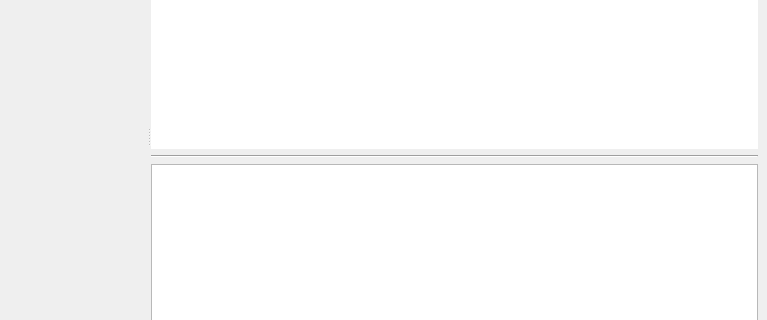
Old version of the form embroi_link/interface/ui/window.ui in the repository SimonAdel26/EmbroiLink; both pictures show x 513 to 1280 and y 279 to 599 of the 1280 by 851 pixel window.
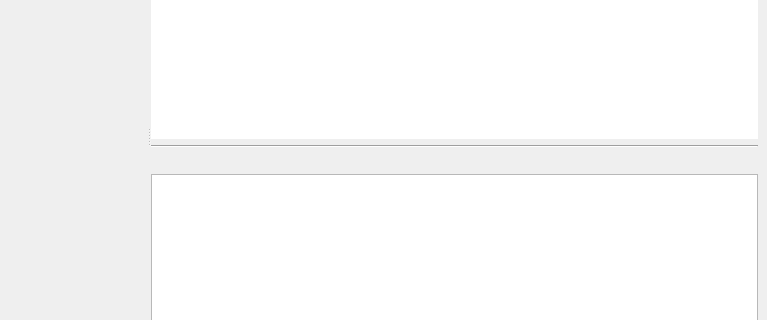
New version of the form. Icons and pictures are not drawn.

Commit message: Project almost done . Add in project : label and embroidery stiches , click zone on image result .

The edit to the form file:
```diff
--- a/embroi_link/interface/ui/window.ui
+++ b/embroi_link/interface/ui/window.ui
@@ -18,7 +18,7 @@
   </property>
   <widget class="QWidget" name="centralwidget">
    <layout class="QGridLayout" name="gridLayout_4">
-    <item row="0" column="0">
+    <item row="1" column="0">
      <widget class="QSplitter" name="splitter">
       <property name="lineWidth">
        <number>1</number>
@@ -254,7 +254,7 @@
              <number>0</number>
             </property>
             <property name="columnCount">
-             <number>5</number>
+             <number>9</number>
             </property>
             <attribute name="horizontalHeaderVisible">
              <bool>false</bool>
@@ -276,6 +276,10 @@
             <column/>
             <column/>
             <column/>
+            <column/>
+            <column/>
+            <column/>
+            <column/>
            </widget>
           </item>
          </layout>
@@ -287,6 +291,19 @@
           </property>
          </widget>
         </item>
+        <item>
+         <widget class="QLabel" name="labelListOfEmbroideryStitches">
+          <property name="maximumSize">
+           <size>
+            <width>16777215</width>
+            <height>16777215</height>
+           </size>
+          </property>
+          <property name="text">
+           <string/>
+          </property>
+         </widget>
+        </item>
         <item>
          <widget class="QListWidget" name="listWidgetHistory"/>
         </item>
```
Left out of the diff: 2 changed lines with no effect on the pictures. The commit also changes 8 other files.
